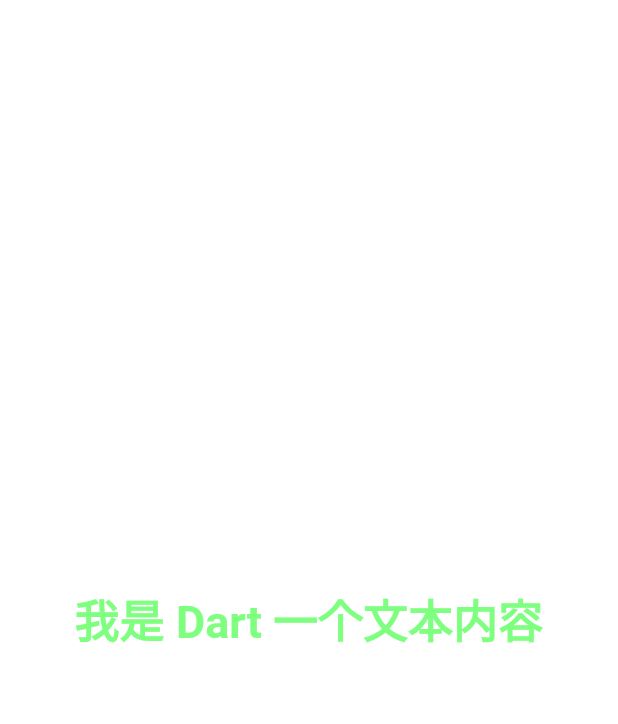
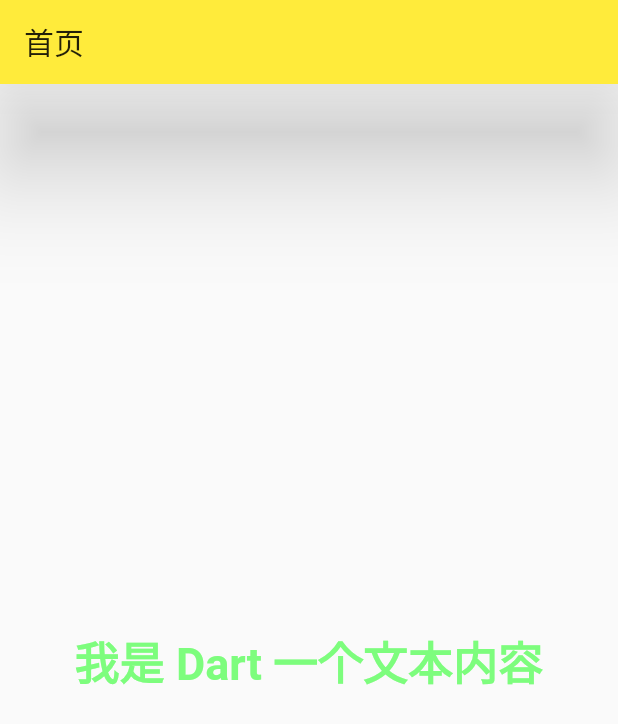
Before and after one commit to CoderSLZeng/LearnFlutter, a Flutter app: the screen it shows after launch, on a phone screen of 412 x 824 dp. Shown: the top 724 px of the screen. Run offline on Flutter 3.47's test engine with Material 2 defaults, Android fonts, the phone set to English and light mode, and no system bars.

Commit message:
使用 MaterialApp 和 Scaffold 两个组件装饰App’

```diff
--- a/Flutter入门实战/demo/lib/main.dart
+++ b/Flutter入门实战/demo/lib/main.dart
@@ -17,9 +17,46 @@ void main() {
 class MyApp extends StatelessWidget {
   @override
   Widget build(BuildContext context) {
+    return MaterialApp(
+      title: "我是一个标题", // 标题
+      home: Scaffold(      // 主页
+        appBar: AppBar(
+          title: Text("首页"),
+          elevation: 30.0, // 设置标题阴影 不需要的话值设置成0.0
+        ),
+        body: Home(),
+      ),
+      theme: ThemeData( // 设置主体颜色
+        primarySwatch: Colors.yellow
+      ),
+    );
+  }
+}
+
+// Home 组件
+class Home extends StatelessWidget {
+  @override
+  Widget build(BuildContext context) {
+    return CustomCenter();
+  }
+}
+
+// 自定义 Center 组件
+class CustomCenter extends StatelessWidget {
+  @override
+  Widget build(BuildContext context) {
     // 返回一个 Center 组件
     return Center(
-      child: Text(
+      child: CustomText()
+    );
+  }
+}
+
+// 自定义 Text 组件
+class CustomText extends StatelessWidget {
+  @override
+  Widget build(BuildContext context) {
+    return Text(
         "我是 Dart 一个文本内容",
         textDirection: TextDirection.ltr, // ltr = left to right 文本从左往右对齐
         style: TextStyle( // 给 Text 组件增加一些装饰
@@ -27,8 +64,7 @@ class MyApp extends StatelessWidget {
           fontWeight: FontWeight.bold,
           // color: Colors.red
           color: Color.fromRGBO(0, 255, 0, 0.5)
-        )
-    )
+        ),
     );
   }
 }
```
